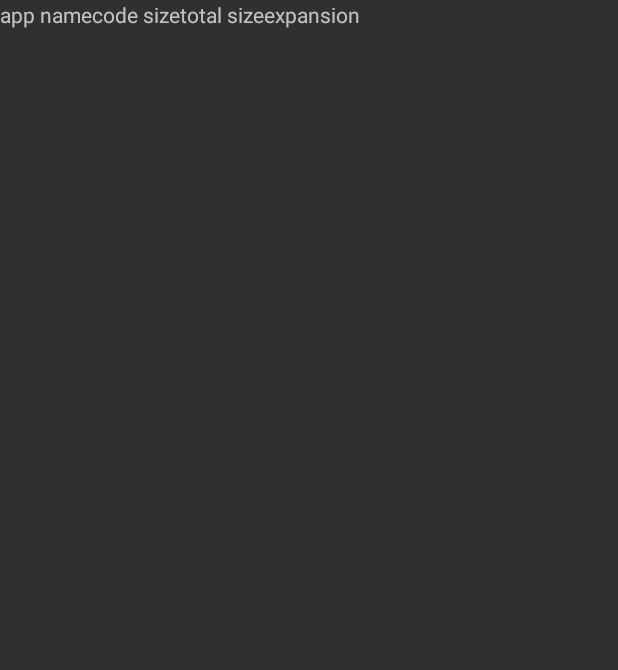
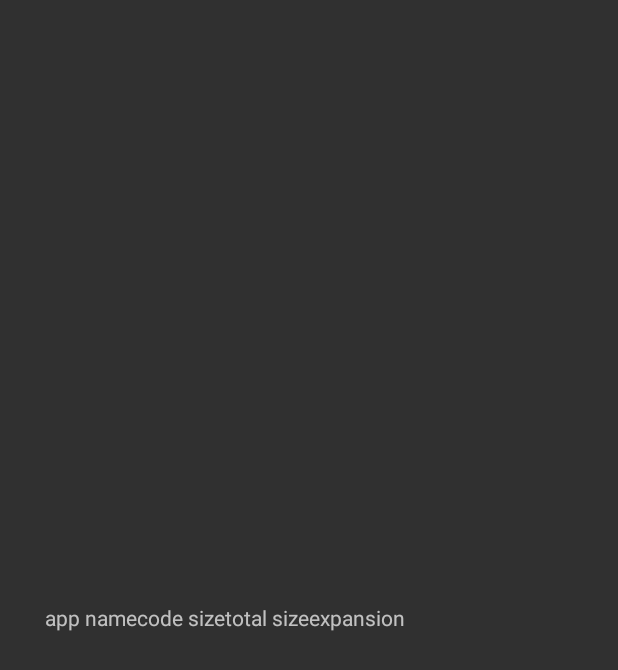
Before and after one commit to kinglongsong/AppStorageRanking, an Android app: the layout listview_item.xml on its own in the app's theme, with its tools: preview values and no code run, on a phone screen of 412 x 824 dp. Shown: the top 670 px of the screen. Run offline under Robolectric (Android 15) with nearby library versions, the phone set to English and light mode, and no system bars.

Commit message:
second commit

```diff
--- a/app/src/main/res/layout/listview_item.xml
+++ b/app/src/main/res/layout/listview_item.xml
@@ -5,36 +5,41 @@
     android:layout_height="match_parent">
 
     <ImageView
-        android:layout_width="wrap_content"
-        android:layout_height="wrap_content"
         android:id="@+id/appIcon"
+        android:layout_width="30dp"
+        android:layout_height="30dp"
+        android:layout_centerVertical="true"
         android:layout_gravity="left" />
 
     <TextView
+        android:id="@+id/appName"
         android:layout_width="wrap_content"
         android:layout_height="wrap_content"
-        android:text="app name"
-        android:id="@+id/appName"
-        android:layout_toRightOf="@id/appIcon" />
+        android:layout_centerVertical="true"
+        android:layout_toRightOf="@id/appIcon"
+        android:text="app name" />
 
     <TextView
+        android:id="@+id/codeSize"
         android:layout_width="wrap_content"
         android:layout_height="wrap_content"
-        android:text="code size"
-        android:id="@+id/codeSize"
-        android:layout_toRightOf="@id/appName" />
+        android:layout_centerVertical="true"
+        android:layout_toRightOf="@id/appName"
+        android:text="code size" />
 
     <TextView
+        android:id="@+id/totalSize"
         android:layout_width="wrap_content"
         android:layout_height="wrap_content"
-        android:text="total size"
-        android:id="@+id/totalSize"
-        android:layout_toRightOf="@id/codeSize" />
+        android:layout_centerVertical="true"
+        android:layout_toRightOf="@id/codeSize"
+        android:text="total size" />
 
     <TextView
+        android:id="@+id/expansion"
         android:layout_width="wrap_content"
         android:layout_height="wrap_content"
-        android:text="expansion"
-        android:id="@+id/expansion"
-        android:layout_toRightOf="@id/totalSize" />
+        android:layout_centerVertical="true"
+        android:layout_toRightOf="@id/totalSize"
+        android:text="expansion" />
 </RelativeLayout>
```
Also changed, not shown: app/src/main/java/com/example/songjinlong/myapplication/DataAdapter.java (added, +112 -0 lines), app/src/main/java/com/example/songjinlong/myapplication/DataAdaptor.java (deleted, +0 -35 lines), app/src/main/java/com/example/songjinlong/myapplication/MainActivity.java (+17 -14 lines), app/src/main/java/com/example/songjinlong/myapplication/MyPackageStats.java (+33 -11 lines), 1 other file.
